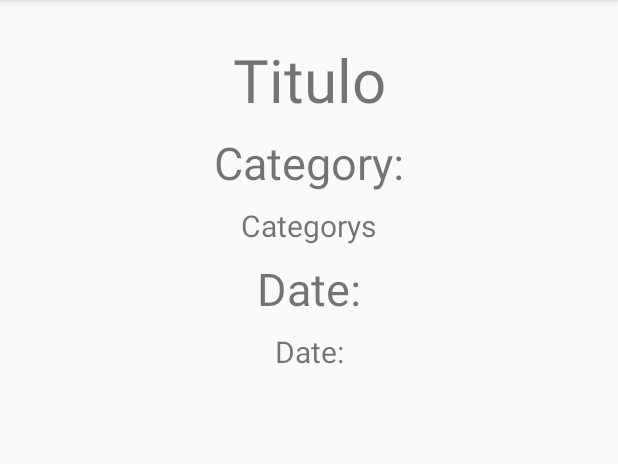
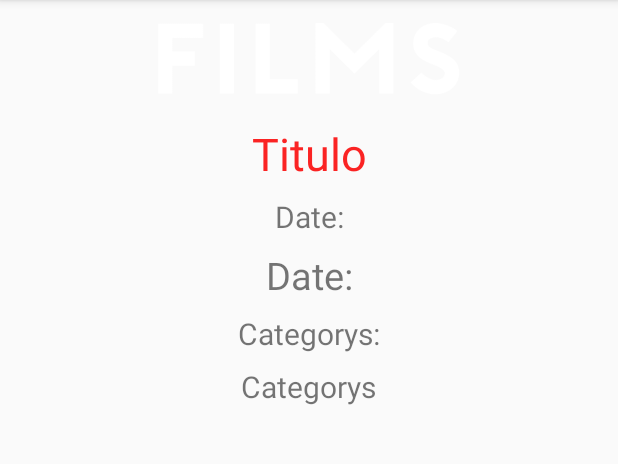
Before and after one commit to Juanlu1995/FilmApp---Android, an Android app: the DetailActivity screen opened directly, with no data from a screen before it, on a phone screen of 412 x 824 dp, the part 84-548 px from its top. Run offline under Robolectric (Android 15) with nearby library versions, the phone set to English and light mode, and no system bars; our stand-ins replace Picasso; pictures from the network do not load.

Commit message:
arreglado categorías y añadidos comentarios

```diff
--- a/app/src/main/res/layout/activity_detail.xml
+++ b/app/src/main/res/layout/activity_detail.xml
@@ -8,16 +8,13 @@
 
     <ImageView
         android:id="@+id/cover_view_detail"
-        android:layout_width="wrap_content"
+        android:layout_width="0dp"
         android:layout_height="wrap_content"
-        android:layout_marginEnd="8dp"
-        android:layout_marginStart="8dp"
-        android:layout_marginTop="8dp"
-        android:contentDescription="@string/film_cover"
-        android:paddingBottom="10dp"
         app:layout_constraintEnd_toEndOf="parent"
         app:layout_constraintStart_toStartOf="parent"
-        app:layout_constraintTop_toTopOf="parent" />
+        app:layout_constraintTop_toTopOf="parent"
+        app:srcCompat="@drawable/films"
+        android:adjustViewBounds="true"/>
 
     <TextView
         android:id="@+id/film_name_text_view"
@@ -26,12 +23,38 @@
         android:layout_marginEnd="8dp"
         android:layout_marginStart="8dp"
         android:layout_marginTop="8dp"
-        android:contentDescription="@string/film_title"
         android:text="@string/titulo"
-        android:textSize="40sp"
+        android:textSize="30sp"
+        android:textColor="#fa2323"
         app:layout_constraintEnd_toEndOf="parent"
         app:layout_constraintStart_toStartOf="parent"
         app:layout_constraintTop_toBottomOf="@+id/cover_view_detail" />
+
+    <TextView
+        android:id="@+id/date_title"
+        android:layout_width="wrap_content"
+        android:layout_height="wrap_content"
+        android:layout_marginEnd="8dp"
+        android:layout_marginStart="8dp"
+        android:layout_marginTop="8dp"
+        android:textSize="20sp"
+        android:text="@string/date_title"
+        app:layout_constraintEnd_toEndOf="parent"
+        app:layout_constraintStart_toStartOf="parent"
+        app:layout_constraintTop_toBottomOf="@+id/film_name_text_view" />
+
+    <TextView
+        android:id="@+id/date"
+        android:layout_width="wrap_content"
+        android:layout_height="wrap_content"
+        android:layout_marginEnd="8dp"
+        android:layout_marginStart="8dp"
+        android:layout_marginTop="8dp"
+        android:textSize="25sp"
+        android:text="@string/date"
+        app:layout_constraintEnd_toEndOf="parent"
+        app:layout_constraintStart_toStartOf="parent"
+        app:layout_constraintTop_toBottomOf="@+id/date_title" />
 
     <TextView
         android:id="@+id/category_title"
@@ -40,12 +63,11 @@
         android:layout_marginEnd="8dp"
         android:layout_marginStart="8dp"
         android:layout_marginTop="8dp"
-        android:contentDescription="@string/film_categorys"
         android:text="@string/category_title"
-        android:textSize="30sp"
+        android:textSize="20sp"
         app:layout_constraintEnd_toEndOf="parent"
         app:layout_constraintStart_toStartOf="parent"
-        app:layout_constraintTop_toBottomOf="@+id/film_name_text_view" />
+        app:layout_constraintTop_toBottomOf="@+id/date" />
 
     <TextView
         android:id="@+id/categorys"
@@ -58,34 +80,5 @@
         android:textSize="20sp"
         app:layout_constraintEnd_toEndOf="parent"
         app:layout_constraintStart_toStartOf="parent"
-        app:layout_constraintTop_toBottomOf="@+id/category_title"
-        tools:text="@string/categorys" />
-
-    <TextView
-        android:id="@+id/date_title"
-        android:layout_width="wrap_content"
-        android:layout_height="wrap_content"
-        android:layout_marginEnd="8dp"
-        android:layout_marginStart="8dp"
-        android:layout_marginTop="8dp"
-        android:textSize="30sp"
-        app:layout_constraintEnd_toEndOf="parent"
-        app:layout_constraintStart_toStartOf="parent"
-        app:layout_constraintTop_toBottomOf="@+id/categorys"
-        android:text="@string/date_title" />
-
-    <TextView
-        android:id="@+id/date"
-        android:layout_width="wrap_content"
-        android:layout_height="wrap_content"
-        android:layout_marginEnd="8dp"
-        android:layout_marginStart="8dp"
-        android:layout_marginTop="8dp"
-        android:text="@string/date"
-        app:layout_constraintEnd_toEndOf="parent"
-        app:layout_constraintStart_toStartOf="parent"
-        app:layout_constraintTop_toBottomOf="@+id/date_title"
-        android:textSize="20sp"
-        tools:text="@string/date" />
-
+        app:layout_constraintTop_toBottomOf="@+id/category_title" />
 </android.support.constraint.ConstraintLayout>
--- a/app/src/main/res/values/strings.xml
+++ b/app/src/main/res/values/strings.xml
@@ -6,7 +6,6 @@
     <string name="film_title">Film title</string>
     <string name="titulo">Titulo</string>
     <string name="film_categorys">Film Categorys</string>
-    <string name="category">Categorías</string>
-    <string name="category_title">Category: </string>
+    <string name="category_title">Categorys: </string>
     <string name="date_title">Date:</string>
 </resources>
```
Also changed, not shown: app/src/main/java/com/example/juanlu/filmapp/DetailActivity.java (+3 -5 lines), app/src/main/java/com/example/juanlu/filmapp/MainActivity.java (+15 -0 lines), app/src/main/java/com/example/juanlu/filmapp/model/Film.java (+7 -7 lines).
